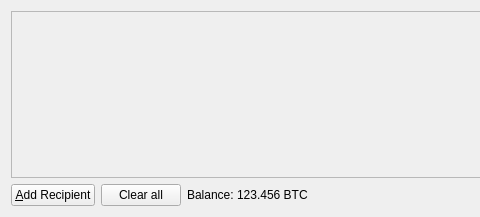
Qt form src/qt/forms/sendcoinsdialog.ui (raffermeko/bitcoin) before a commit; both pictures show x 0 to 480 and y 0 to 217 of the 686 by 217 pixel window.
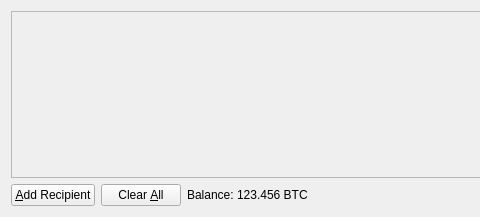
The same form after that commit. Icons and pictures are not drawn.

Commit message: add Alt-Shortcut for "Clear All" in sendcoinsdialog.ui

The edit to the form file:
```diff
--- a/src/qt/forms/sendcoinsdialog.ui
+++ b/src/qt/forms/sendcoinsdialog.ui
@@ -84,7 +84,7 @@
         <string>Remove all transaction fields</string>
        </property>
        <property name="text">
-        <string>Clear all</string>
+        <string>Clear &amp;All</string>
        </property>
        <property name="icon">
         <iconset resource="../bitcoin.qrc">
```
